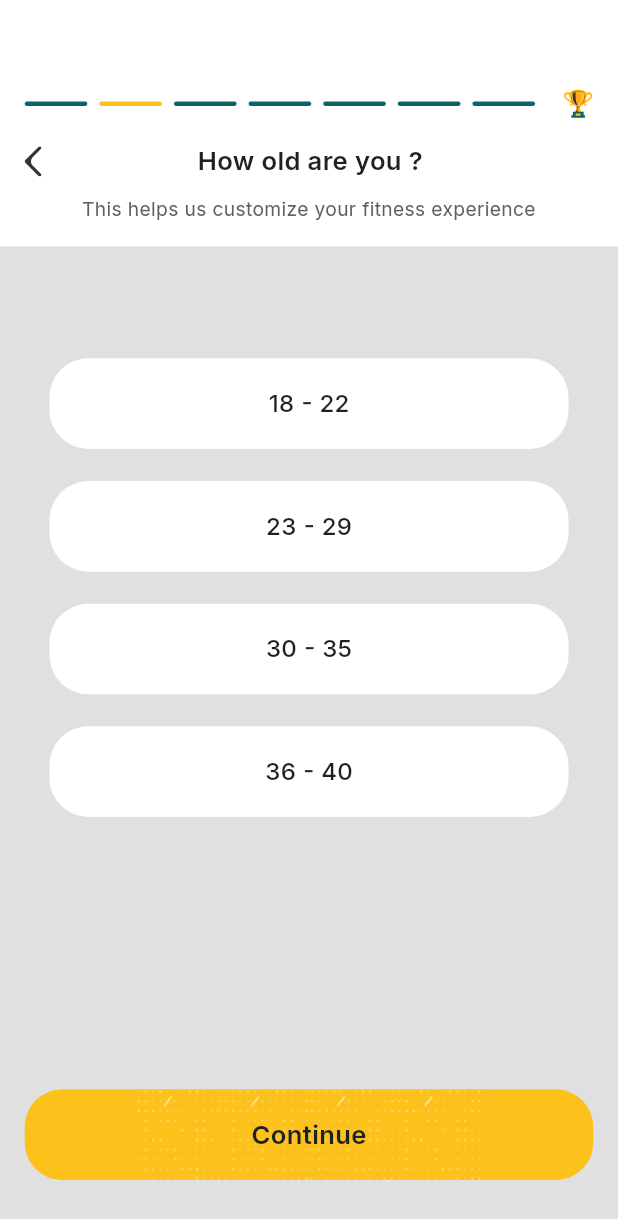
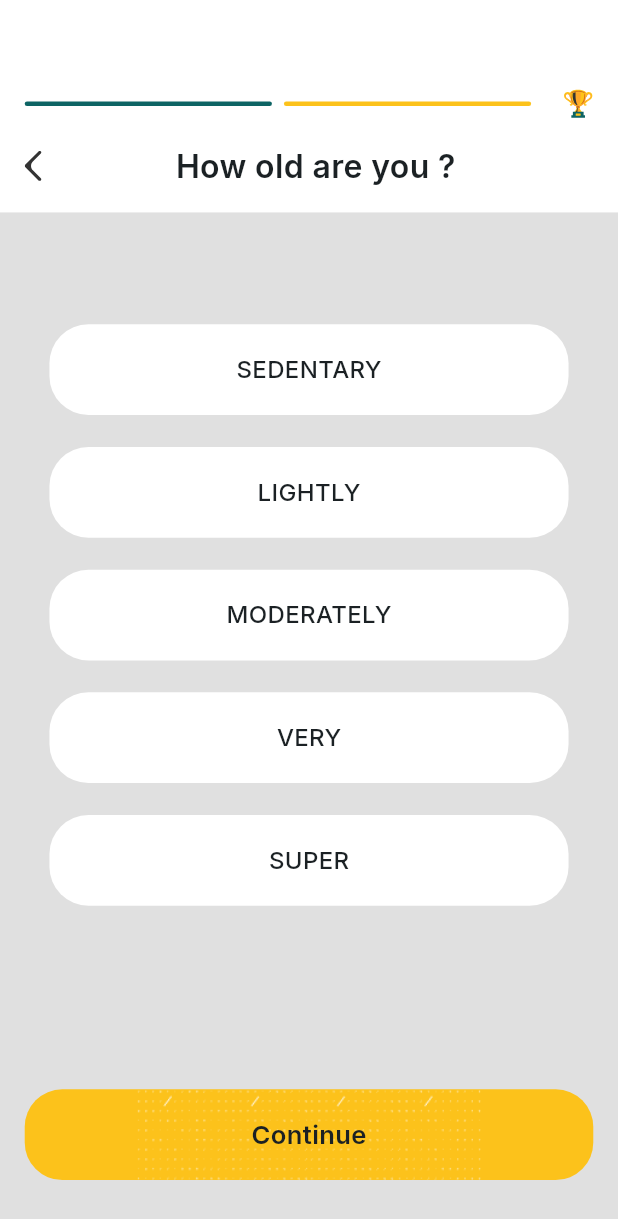
Before and after one commit to VDC2302/gymApp, a Flutter app: the OnboardingScreen screen opened by its route, after a tap on "Continue", on a phone screen of 412 x 824 dp. Shown: the top 1219 px of the screen. Run offline on Flutter 3.47's test engine with Material 3 defaults, Android fonts, the phone set to English and light mode, and no system bars; drawn by our look-alikes of smooth_page_indicator; our stand-ins replace chewie, fl_chart, flutter_hooks, flutter_riverpod, flutter_svg, get and 3 more; accounts and stored records are empty; network calls fail.

Commit message:
edit nutrition screen, fix bugs

```diff
--- a/lib/src/features/auth/presentation/screens/login_screen.dart
+++ b/lib/src/features/auth/presentation/screens/login_screen.dart
@@ -32,9 +32,10 @@ class _LoginScreenState extends State<LoginScreen> {
     setState(() {
       _isLoading = false;
     });
+    final checkTarget = await apiService.checkTarget();
 
     if (result != null && result['success'] == true) {
-      Navigator.pushReplacementNamed(context, HomeRoutes.main);
+      Navigator.pushReplacementNamed(context, checkTarget == true ? HomeRoutes.main : AuthRoutes.onboarding);
     }else{
       print(result);
       setState(() {
--- a/lib/src/features/onboarding/presentation/screens/onboarding_screen.dart
+++ b/lib/src/features/onboarding/presentation/screens/onboarding_screen.dart
@@ -38,10 +38,10 @@ class OnboardingScreen extends HookWidget {
                       Expanded(
                         child: SmoothPageIndicator(
                           controller: pageController,
-                          count: 7,
+                          count: 2,
                           effect: JumpingDotEffect(
                             dotHeight: 3,
-                            dotWidth: 38.dx,
+                            dotWidth: 150.dx,
                             activeDotColor: theme.colorScheme.primary,
                             dotColor: theme.colorScheme.secondary,
                           ),
@@ -68,26 +68,26 @@ class OnboardingScreen extends HookWidget {
                       currentPage: currentPage.value,
                       pageController: pageController,
                     ),
-                    ThirdView(
-                      currentPage: currentPage.value,
-                      pageController: pageController,
-                    ),
-                    FourthView(
-                      currentPage: currentPage.value,
-                      pageController: pageController,
-                    ),
-                    FifthView(
-                      currentPage: currentPage.value,
-                      pageController: pageController,
-                    ),
-                    SixthView(
-                      currentPage: currentPage.value,
-                      pageController: pageController,
-                    ),
-                    SeventhView(
-                      currentPage: currentPage.value,
-                      pageController: pageController,
-                    ),
+                    // ThirdView(
+                    //   currentPage: currentPage.value,
+                    //   pageController: pageController,
+                    // ),
+                    // FourthView(
+                    //   currentPage: currentPage.value,
+                    //   pageController: pageController,
+                    // ),
+                    // FifthView(
+                    //   currentPage: currentPage.value,
+                    //   pageController: pageController,
+                    // ),
+                    // SixthView(
+                    //   currentPage: currentPage.value,
+                    //   pageController: pageController,
+                    // ),
+                    // SeventhView(
+                    //   currentPage: currentPage.value,
+                    //   pageController: pageController,
+                    // ),
                   ],
                 ),
               ),
@@ -97,7 +97,7 @@ class OnboardingScreen extends HookWidget {
                 child: AppButton(
                   title: 'Continue',
                   onTap: () {
-                    if (currentPage.value == 6) {
+                    if (currentPage.value == 1) {
                       AppNavigator.pushNamed(HomeRoutes.main);
                     } else {
                       pageController.nextPage(
--- a/lib/src/features/onboarding/presentation/screens/widgets/top_container.dart
+++ b/lib/src/features/onboarding/presentation/screens/widgets/top_container.dart
@@ -10,6 +10,8 @@ class TopContainer extends StatelessWidget {
     required this.currentPage,
     required this.pageController,
   });
+
+
 
   @override
   Widget build(BuildContext context) {
@@ -36,14 +38,6 @@ class TopContainer extends StatelessWidget {
                     height: 2.5,
                   ),
                 ),
-                Text(
-                  'This helps us customize your fitness experience',
-                  style: TextStyle(
-                    fontSize: 12.sp,
-                    fontWeight: FontWeight.w400,
-                    color: appColors.grey,
-                  ),
-                ),
               ],
             )
           : Column(
@@ -67,47 +61,15 @@ class TopContainer extends StatelessWidget {
                     Text(
                       currentPage == 1
                           ? 'How old are you ?'
-                          : currentPage == 2
-                              ? 'How much do you weigh ?'
-                              : currentPage == 3
-                                  ? 'What is your height ?'
-                                  : currentPage == 4
-                                      ? 'Please select your Goals'
-                                      : currentPage == 5
-                                          ? 'What is your physical activity level ?'
-                                          : currentPage == 6
-                                              ? 'You\'re all set now you can move'
-                                              : '',
+                          : 'abc',
                       style: TextStyle(
-                        fontSize: 16.sp,
+                        fontSize: 20.sp,
                         fontWeight: FontWeight.w600,
                       ),
                     ),
                     const Spacer(flex: 3),
                   ],
                 ),
-                YBox(10.dy),
-                Text(
-                  currentPage == 1
-                      ? 'This helps us customize your fitness experience'
-                      : currentPage == 2
-                          ? 'This helps us customize your fitness experience'
-                          : currentPage == 3
-                              ? 'This helps us customize your fitness experience'
-                              : currentPage == 4
-                                  ? '    You can select more than one\n     you can also make changes later'
-                                  : currentPage == 5
-                                      ? 'You can select only one\nyou can also make changes later'
-                                      : currentPage == 6
-                                          ? '     Weldon! you have earned your\n    first move mint'
-                                          : '',
-                  style: TextStyle(
-                    fontSize: 12.sp,
-                    fontWeight: FontWeight.w400,
-                    color: appColors.grey,
-                  ),
-                  textAlign: TextAlign.center,
-                ),
               ],
             ),
     );
--- a/lib/src/features/onboarding/presentation/view_models/onboarding_viewmodel.dart
+++ b/lib/src/features/onboarding/presentation/view_models/onboarding_viewmodel.dart
@@ -8,7 +8,12 @@ final onboardingProvider = ChangeNotifierProvider((ref) {
 
 class OnboardingViewModel extends ChangeNotifier {
   Gender gender = Gender.male;
-  List<String> ageRanges = ['18 - 22', '23 - 29', '30 - 35', '36 - 40'];
+  List<String> ageRanges = [
+    'SEDENTARY',
+    'LIGHTLY',
+    'MODERATELY',
+    'VERY',
+    'SUPER'];
   List<String> weightRanges = [
     '50 - 59 kg',
     '60 - 69 kg',
```
Also changed, not shown: lib/src/features/auth/presentation/screens/signup_screen.dart (+8 -0 lines), lib/src/features/explore/presentation/views/nutrition.dart (+5 -6 lines), lib/src/features/home/presentation/views/home_view.dart (+4 -3 lines), lib/src/features/profile/presentation/views/profile_view.dart (+35 -13 lines), lib/src/shared/api/api_service.dart (+67 -35 lines).
